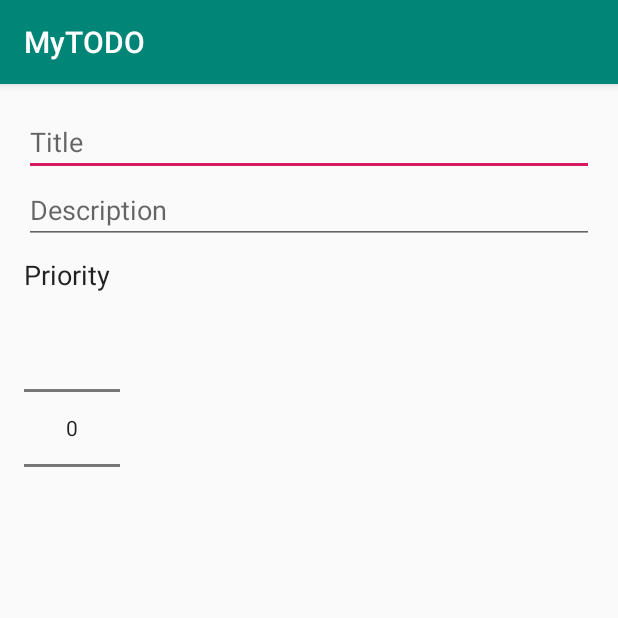
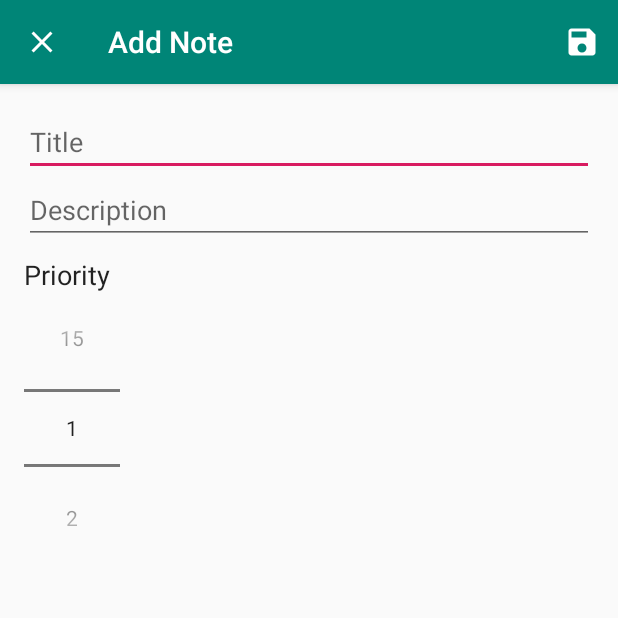
Before and after one commit to AshikChowdhury/todowithroom, an Android app: the AddNoteActivity screen opened directly, with no data from a screen before it, on a phone screen of 412 x 824 dp, the top half of it. Run offline under Robolectric (Android 15) with nearby library versions, the phone set to English and light mode, and no system bars.

Commit message:
note add completed

```diff
--- a/app/src/main/AndroidManifest.xml
+++ b/app/src/main/AndroidManifest.xml
@@ -9,14 +9,16 @@
         android:roundIcon="@mipmap/ic_launcher_round"
         android:supportsRtl="true"
         android:theme="@style/AppTheme">
-        <activity android:name=".AddNoteActivity"></activity>
-        <activity android:name=".MainActivity">
+        <activity android:name=".MainActivity"
+            android:launchMode="singleTop">
             <intent-filter>
                 <action android:name="android.intent.action.MAIN" />
 
                 <category android:name="android.intent.category.LAUNCHER" />
             </intent-filter>
         </activity>
+        <activity android:name=".AddNoteActivity"
+            android:parentActivityName=".MainActivity"/>
     </application>
 
 </manifest>
--- a/app/src/main/java/com/chowdhury/ashik/mytodo/AddNoteActivity.java
+++ b/app/src/main/java/com/chowdhury/ashik/mytodo/AddNoteActivity.java
@@ -2,13 +2,81 @@ package com.chowdhury.ashik.mytodo;
 
 import androidx.appcompat.app.AppCompatActivity;
 
+import android.content.Intent;
 import android.os.Bundle;
+import android.view.Menu;
+import android.view.MenuInflater;
+import android.view.MenuItem;
+import android.widget.EditText;
+import android.widget.NumberPicker;
+import android.widget.Toast;
 
 public class AddNoteActivity extends AppCompatActivity {
+    public static final String EXTRA_TITLE =
+            "com.chowdhury.ashik.mytodo.EXTRA_TITLE";
+    public static final String EXTRA_DESCRIPTION =
+            "com.chowdhury.ashik.mytodo.EXTRA_DESCRIPTION";
+    public static final String EXTRA_PRIORITY =
+            "com.chowdhury.ashik.mytodo.EXTRA_PRIORITY";
+
+    private EditText editTextTitle;
+    private EditText editTextDescription;
+    private NumberPicker numberPickerPriority;
+
 
     @Override
     protected void onCreate(Bundle savedInstanceState) {
         super.onCreate(savedInstanceState);
         setContentView(R.layout.activity_add_note);
+
+        editTextTitle = findViewById(R.id.edit_text_title);
+        editTextDescription = findViewById(R.id.edit_text_description);
+        numberPickerPriority = findViewById(R.id.number_picker_priority);
+
+        numberPickerPriority.setMinValue(1);
+        numberPickerPriority.setMaxValue(15);
+
+        getSupportActionBar().setHomeAsUpIndicator(R.drawable.ic_close);
+        setTitle("Add Note");
+
+    }
+
+    private void saveNote(){
+        String title = editTextTitle.getText().toString();
+        String description = editTextDescription.getText().toString();
+        int priority  = numberPickerPriority.getValue();
+
+        if (title.trim().isEmpty() || description.isEmpty()){
+            Toast.makeText(this,"Please insert title and description", Toast.LENGTH_LONG).show();
+            return;
+        }
+
+        Intent data = new Intent();
+        data.putExtra(EXTRA_TITLE, title);
+        data.putExtra(EXTRA_DESCRIPTION, description);
+        data.putExtra(EXTRA_PRIORITY, priority);
+
+        setResult(RESULT_OK, data);
+        finish();
+
+    }
+
+    @Override
+    public boolean onCreateOptionsMenu(Menu menu) {
+        MenuInflater menuInflater = getMenuInflater();
+        menuInflater.inflate(R.menu.add_note_menu, menu);
+        return true;
+    }
+
+    @Override
+    public boolean onOptionsItemSelected(MenuItem item) {
+        switch (item.getItemId()) {
+            case R.id.save_note:
+                saveNote();
+                return true;
+            default:
+                return super.onOptionsItemSelected(item);
+
+        }
     }
 }
--- a/app/src/main/res/layout/activity_add_note.xml
+++ b/app/src/main/res/layout/activity_add_note.xml
@@ -31,8 +31,9 @@
         android:textAppearance="@android:style/TextAppearance.Medium"/>
 
     <NumberPicker
+        android:id="@+id/number_picker_priority"
         android:layout_width="wrap_content"
-        android:layout_height="wrap_content"></NumberPicker>
+        android:layout_height="wrap_content" />
 
 
 </LinearLayout>
--- /dev/null
+++ b/app/src/main/res/menu/add_note_menu.xml
@@ -0,0 +1,9 @@
+<?xml version="1.0" encoding="utf-8"?>
+<menu xmlns:android="http://schemas.android.com/apk/res/android"
+    xmlns:app="http://schemas.android.com/apk/res-auto">
+    <item
+        android:id="@+id/save_note"
+        android:icon="@drawable/ic_save"
+        android:title="Save"
+        app:showAsAction="ifRoom"/>
+</menu>
```
Also changed, not shown: app/src/main/java/com/chowdhury/ashik/mytodo/MainActivity.java (+34 -0 lines), app/src/main/java/com/chowdhury/ashik/mytodo/NoteRepository.java (+5 -4 lines).
